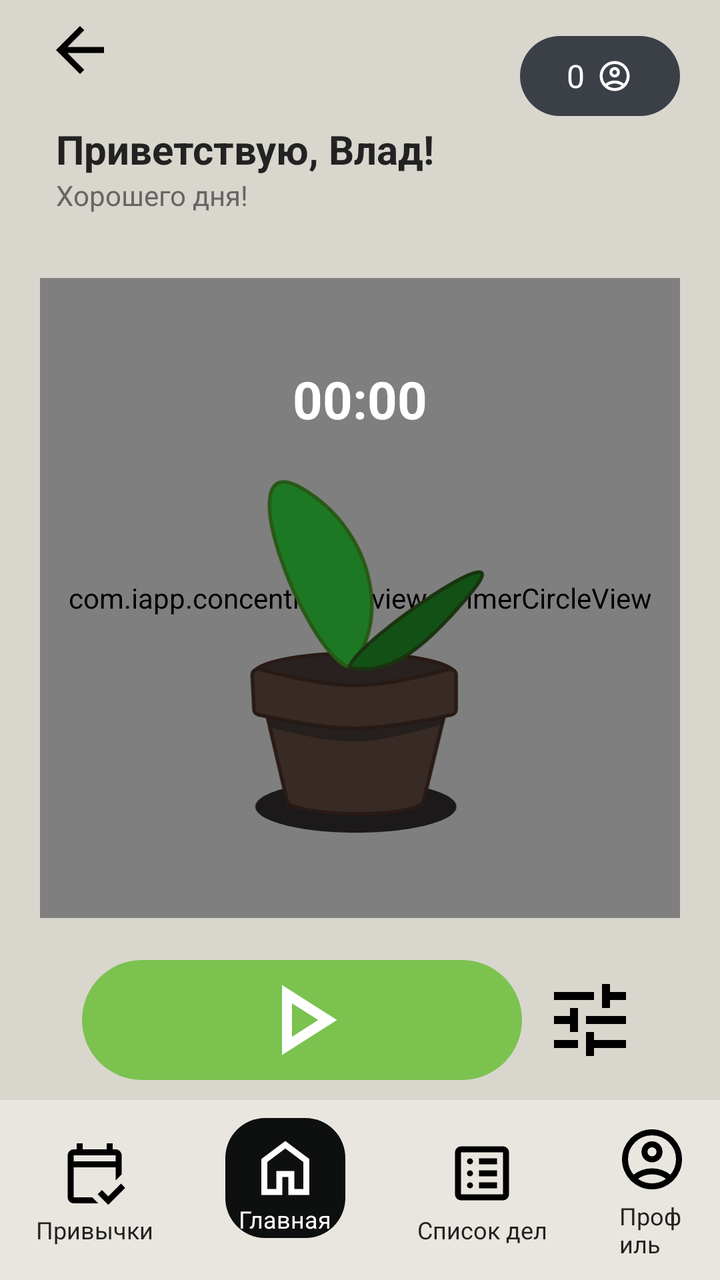
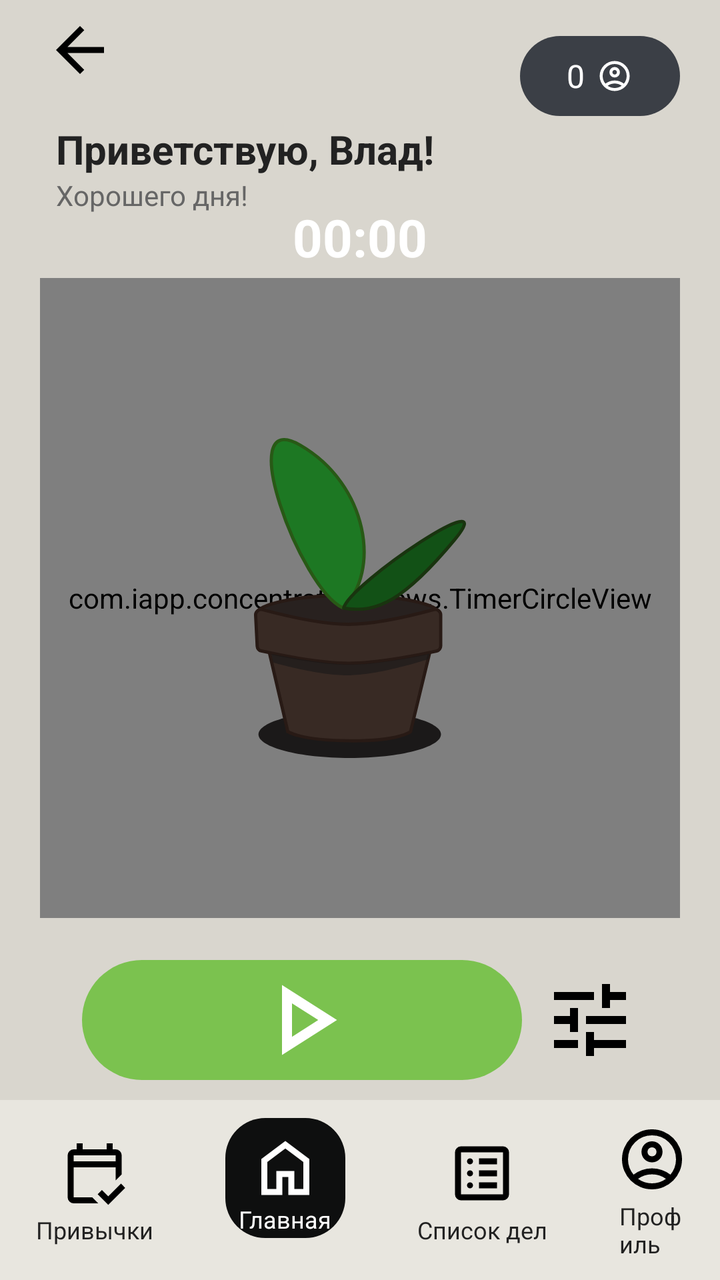

The first picture is an Android layout as it rendered before a commit; the second is the same layout after the commit. The layout source and the unified diff follow.
<!-- AndroidManifest.xml: application theme Theme.Concentration -->
<!-- res/layout/activity_plant.xml -->
<?xml version="1.0" encoding="utf-8"?>
<androidx.constraintlayout.widget.ConstraintLayout
        android:id="@+id/rootLayout"
        xmlns:android="http://schemas.android.com/apk/res/android"
        xmlns:app="http://schemas.android.com/apk/res-auto"
        android:background="#D9D6CE"
        android:layout_width="match_parent"
        android:layout_height="match_parent">

    <ImageButton
            android:id="@+id/backButton"
            android:layout_width="40dp"
            android:layout_height="40dp"
            android:layout_marginStart="20dp"
            android:layout_marginTop="5dp"
            android:background="?attr/selectableItemBackgroundBorderless"
            android:src="@drawable/ic_arrow_back"
            app:tint="#000"
            app:layout_constraintTop_toTopOf="parent"
            app:layout_constraintStart_toStartOf="parent"/>

    <LinearLayout
            android:id="@+id/topProfile"
            android:layout_width="80dp"
            android:layout_height="40dp"
            android:orientation="horizontal"
            android:gravity="center"
            android:layout_marginTop="18dp"
            android:layout_marginEnd="20dp"
            android:padding="6dp"
            android:background="@drawable/bg_profile_counter"
            app:layout_constraintTop_toTopOf="parent"
            app:layout_constraintEnd_toEndOf="parent">

        <TextView
                android:id="@+id/profileCount"
                android:text="0"
                android:textColor="#FFF"
                android:textSize="16sp"
                android:layout_marginEnd="6dp"
                android:layout_width="wrap_content"
                android:layout_height="wrap_content"/>

        <ImageView
                android:src="@drawable/ic_profile"
                app:tint="#FFF"
                android:layout_width="18dp"
                android:layout_height="18dp"/>

    </LinearLayout>

    <LinearLayout
            android:id="@+id/header"
            android:layout_width="0dp"
            android:layout_height="wrap_content"
            android:padding="16dp"
            android:orientation="horizontal"
            android:gravity="center_vertical"
            app:layout_constraintStart_toStartOf="parent"
            app:layout_constraintTop_toBottomOf="@id/backButton">

        <LinearLayout
                android:orientation="vertical"
                android:layout_marginStart="12dp"
                android:layout_width="wrap_content"
                android:layout_height="wrap_content">

            <TextView
                    android:id="@+id/greetings"
                    android:text="Приветствую, Влад!"
                    android:textSize="20sp"
                    android:textStyle="bold"
                    android:textColor="#222"
                    android:layout_width="wrap_content"
                    android:layout_height="wrap_content"/>

            <TextView
                    android:text="Хорошего дня!"
                    android:textSize="14sp"
                    android:textColor="#666"
                    android:layout_width="wrap_content"
                    android:layout_height="wrap_content"/>

        </LinearLayout>

    </LinearLayout>

    <FrameLayout
            android:id="@+id/timerContainer"
            android:layout_width="320dp"
            android:layout_height="320dp"
            app:layout_constraintTop_toBottomOf="@id/header"
            app:layout_constraintBottom_toTopOf="@id/startLayout"
            app:layout_constraintStart_toStartOf="parent"
            app:layout_constraintEnd_toEndOf="parent">

        <com.iapp.concentration.views.TimerCircleView
                android:id="@+id/timerCircle"
                android:layout_width="match_parent"
                android:layout_height="match_parent"/>


        <RelativeLayout
                android:layout_width="match_parent"
                android:layout_height="match_parent"
                android:layout_margin="40dp">

            <TextView
                    android:id="@+id/timerView"
                    android:text="00:00"
                    android:layout_margin="3dp"
                    android:textColor="#FFFFFF"
                    android:textSize="26sp"
                    android:textStyle="bold"
                    android:layout_alignParentTop="true"
                    android:layout_centerHorizontal="true"
                    android:layout_gravity="center_horizontal"
                    android:layout_width="wrap_content"
                    android:layout_height="wrap_content"/>


            <RelativeLayout
                    android:layout_width="match_parent"
                    android:layout_height="match_parent"
                    android:layout_below="@+id/timerView">

                <ImageView
                        android:id="@+id/imageView"
                        android:layout_width="wrap_content"
                        android:layout_height="wrap_content"
                        android:src="@drawable/ic_size_0_index_2"
                        android:layout_centerInParent="true"/>

            </RelativeLayout>


        </RelativeLayout>

    </FrameLayout>

    <LinearLayout
            android:id="@+id/startLayout"
            android:orientation="horizontal"
            android:layout_width="match_parent"
            android:layout_height="wrap_content"
            android:gravity="center"
            app:layout_constraintBottom_toTopOf="@id/bottomMenu"
            app:layout_constraintStart_toStartOf="parent"
            app:layout_constraintEnd_toEndOf="parent"
            android:layout_margin="5dp">

        <ImageButton
                android:id="@+id/startButton"
                android:layout_width="220dp"
                android:layout_height="60dp"
                android:background="@drawable/bg_play"
                android:src="@drawable/ic_play"
                android:layout_margin="5dp"
                android:layout_gravity="center_vertical"
                app:tint="#FFF"/>

        <ImageButton
                android:id="@+id/tune"
                android:background="?attr/selectableItemBackgroundBorderless"
                android:layout_width="wrap_content"
                android:layout_height="wrap_content"
                android:layout_gravity="center_vertical"
                android:layout_margin="5dp"
                android:src="@drawable/ic_tune"
                app:tint="#000"/>

    </LinearLayout>



    <LinearLayout
            android:id="@+id/bottomMenu"
            android:layout_width="match_parent"
            android:layout_height="90dp"
            android:gravity="center"
            android:orientation="horizontal"
            android:background="#E8E6DF"
            app:layout_constraintBottom_toBottomOf="parent">

        <LinearLayout
                android:orientation="vertical"
                android:gravity="center"
                android:layout_width="wrap_content"
                android:layout_height="wrap_content"
                android:layout_marginHorizontal="18dp">

            <ImageButton
                    android:id="@+id/calendar"
                    android:src="@drawable/ic_calendar"
                    android:background="?attr/selectableItemBackgroundBorderless"
                    app:tint="#000"
                    android:layout_width="40dp"
                    android:layout_height="40dp"/>

            <TextView
                    android:text="Привычки"
                    android:textColor="#222"
                    android:textSize="12sp"
                    android:layout_width="wrap_content"
                    android:layout_height="wrap_content"/>

        </LinearLayout>

        <LinearLayout
                android:orientation="vertical"
                android:gravity="center"
                android:layout_width="wrap_content"
                android:layout_height="wrap_content"
                android:layout_marginHorizontal="18dp"
                android:translationY="-6dp">

            <FrameLayout
                    android:layout_width="60dp"
                    android:layout_height="60dp">

                <View
                        android:layout_width="60dp"
                        android:layout_height="60dp"
                        android:background="@drawable/bg_home"/>

                <ImageButton
                        android:id="@+id/home"
                        android:src="@drawable/ic_home"
                        app:tint="#FFF"
                        android:background="@android:color/transparent"
                        android:layout_gravity="center"
                        android:layout_width="36dp"
                        android:layout_marginBottom="5dp"
                        android:layout_height="36dp"/>

            </FrameLayout>

            <TextView
                    android:text="Главная"
                    android:textColor="#FFF"
                    android:textSize="12sp"
                    android:layout_marginTop="-18dp"
                    android:layout_width="wrap_content"
                    android:layout_height="wrap_content"/>

        </LinearLayout>

        <LinearLayout
                android:orientation="vertical"
                android:gravity="center"
                android:layout_width="wrap_content"
                android:layout_height="wrap_content"
                android:layout_marginHorizontal="18dp">

            <ImageButton
                    android:id="@+id/list"
                    android:src="@drawable/ic_list"
                    android:background="?attr/selectableItemBackgroundBorderless"
                    app:tint="#000"
                    android:layout_width="40dp"
                    android:layout_height="40dp"/>

            <TextView
                    android:text="Список дел"
                    android:textColor="#222"
                    android:textSize="12sp"
                    android:layout_width="wrap_content"
                    android:layout_height="wrap_content"/>

        </LinearLayout>

        <LinearLayout
                android:orientation="vertical"
                android:gravity="center"
                android:layout_width="wrap_content"
                android:layout_height="wrap_content"
                android:layout_marginHorizontal="18dp">

            <ImageButton
                    android:id="@+id/profile"
                    android:src="@drawable/ic_profile"
                    android:background="?attr/selectableItemBackgroundBorderless"
                    app:tint="#000"
                    android:layout_width="40dp"
                    android:layout_height="40dp"/>

            <TextView
                    android:text="Профиль"
                    android:textColor="#222"
                    android:textSize="12sp"
                    android:layout_width="wrap_content"
                    android:layout_height="wrap_content"/>

        </LinearLayout>

    </LinearLayout>

</androidx.constraintlayout.widget.ConstraintLayout>
<!-- resources referenced by this layout -->
<resources>
  <!-- drawable bg_home (drawable) -->
  <shape xmlns:android="http://schemas.android.com/apk/res/android">
      <solid android:color="#0e0f0f"/>
      <corners android:radius="20dp"/>
  </shape>
  <!-- drawable bg_play (drawable) -->
  <shape xmlns:android="http://schemas.android.com/apk/res/android">
      <solid android:color="#7BC24F"/>
      <corners android:radius="30dp"/>
  </shape>
  <!-- drawable bg_profile_counter (drawable) -->
  <shape xmlns:android="http://schemas.android.com/apk/res/android">
      <solid android:color="#3B3F46"/>
      <corners android:radius="170dp"/>
  </shape>
  <!-- drawable ic_arrow_back (drawable) -->
  <vector xmlns:android="http://schemas.android.com/apk/res/android"
          android:width="36dp"
          android:height="36dp"
          android:viewportWidth="24"
          android:viewportHeight="24">
  
      <path android:fillColor="#222"
            android:pathData="M20,11H7.83l5.59,-5.59L12,4l-8,8 8,8 1.41,-1.41L7.83,13H20v-2z"/>
  
  </vector>
  <!-- drawable ic_home (drawable) -->
  <vector xmlns:android="http://schemas.android.com/apk/res/android"
          android:width="36dp"
          android:height="36dp"
          android:viewportWidth="960"
          android:viewportHeight="960"
          android:tint="?attr/colorControlNormal">
      <path
              android:fillColor="#222"
              android:pathData="M240,760L360,760L360,520L600,520L600,760L720,760L720,400L480,220L240,400L240,760ZM160,840L160,360L480,120L800,360L800,840L520,840L520,600L440,600L440,840L160,840ZM480,490L480,490L480,490L480,490L480,490L480,490L480,490L480,490L480,490Z"/>
  </vector>
  <!-- drawable ic_play (drawable) -->
  <vector xmlns:android="http://schemas.android.com/apk/res/android"
          android:width="60dp"
          android:height="60dp"
          android:viewportWidth="960"
          android:viewportHeight="960"
          android:tint="?attr/colorControlNormal">
      <path
              android:fillColor="#222"
              android:pathData="M320,760L320,200L760,480L320,760ZM400,480L400,480L400,480ZM400,614L610,480L400,346L400,614Z"/>
  </vector>
  <!-- drawable ic_size_0_index_2: vector/xml drawable (drawable, 3273 chars, omitted) -->
  <!-- drawable ic_tune (drawable) -->
  <vector xmlns:android="http://schemas.android.com/apk/res/android"
          android:width="48dp"
          android:height="48dp"
          android:viewportWidth="960"
          android:viewportHeight="960"
          android:tint="?attr/colorControlNormal">
      <path
              android:fillColor="@android:color/white"
              android:pathData="M440,840L440,600L520,600L520,680L840,680L840,760L520,760L520,840L440,840ZM120,760L120,680L360,680L360,760L120,760ZM280,600L280,520L120,520L120,440L280,440L280,360L360,360L360,600L280,600ZM440,520L440,440L840,440L840,520L440,520ZM600,360L600,120L680,120L680,200L840,200L840,280L680,280L680,360L600,360ZM120,280L120,200L520,200L520,280L120,280Z"/>
  </vector>
  <style name="Theme.Concentration" parent="Theme.MaterialComponents.DayNight.NoActionBar">
  
          <item name="colorPrimary">@color/black</item>
          <item name="colorPrimaryVariant">@color/black</item>
          <item name="colorOnPrimary">@color/black</item>
  
          <item name="colorSecondary">@color/black</item>
          <item name="colorSecondaryVariant">@color/black</item>
          <item name="colorOnSecondary">@color/black</item>
  
          
          <item name="android:statusBarColor">#D9D6CE</item>
  
          
          <item name="android:windowLightStatusBar">true</item>
  
      </style>
  <color name="black">#FF000000</color>
  <!-- unchanged entries left out for length: 3 -->
</resources>

<!-- the commit's change to res/layout/activity_plant.xml (unified diff, before → after) -->
@@ -85,6 +85,25 @@
 
     </LinearLayout>
 
+    <TextView
+            android:id="@+id/timerView"
+            android:text="00:00"
+            android:textColor="#FFFFFF"
+            android:textSize="26sp"
+            android:textStyle="bold"
+            android:layout_alignParentTop="true"
+            android:layout_centerHorizontal="true"
+            app:layout_constraintStart_toStartOf="parent"
+            app:layout_constraintEnd_toEndOf="parent"
+            app:layout_constraintBottom_toTopOf="@+id/timerContainer"
+            android:layout_gravity="center_horizontal"
+            android:layout_width="wrap_content"
+            android:layout_height="wrap_content"
+            android:layout_marginTop="3dp"
+            android:layout_marginStart="3dp"
+            android:layout_marginEnd="3dp"
+            android:layout_marginBottom="3dp"/>
+
     <FrameLayout
             android:id="@+id/timerContainer"
             android:layout_width="320dp"
@@ -102,31 +121,17 @@
 
         <RelativeLayout
                 android:layout_width="match_parent"
-                android:layout_height="match_parent"
-                android:layout_margin="40dp">
-
-            <TextView
-                    android:id="@+id/timerView"
-                    android:text="00:00"
-                    android:layout_margin="3dp"
-                    android:textColor="#FFFFFF"
-                    android:textSize="26sp"
-                    android:textStyle="bold"
-                    android:layout_alignParentTop="true"
-                    android:layout_centerHorizontal="true"
-                    android:layout_gravity="center_horizontal"
-                    android:layout_width="wrap_content"
-                    android:layout_height="wrap_content"/>
+                android:layout_height="match_parent">
 
 
             <RelativeLayout
                     android:layout_width="match_parent"
-                    android:layout_height="match_parent"
-                    android:layout_below="@+id/timerView">
+                    android:layout_height="match_parent">
 
                 <ImageView
                         android:id="@+id/imageView"
                         android:layout_width="wrap_content"
+                        android:padding="80dp"
                         android:layout_height="wrap_content"
                         android:src="@drawable/ic_size_0_index_2"
                         android:layout_centerInParent="true"/>
<!-- resource entries referenced after the edit -->
@@ -48,7 +48,7 @@
               android:fillColor="#222"
               android:pathData="M320,760L320,200L760,480L320,760ZM400,480L400,480L400,480ZM400,614L610,480L400,346L400,614Z"/>
   </vector>
-  <!-- drawable ic_size_0_index_2: vector/xml drawable (drawable, 3273 chars, omitted) -->
+  <!-- drawable ic_size_0_index_2: vector/xml drawable (drawable, 3113 chars, omitted) -->
   <!-- drawable ic_tune (drawable) -->
   <vector xmlns:android="http://schemas.android.com/apk/res/android"
           android:width="48dp"
